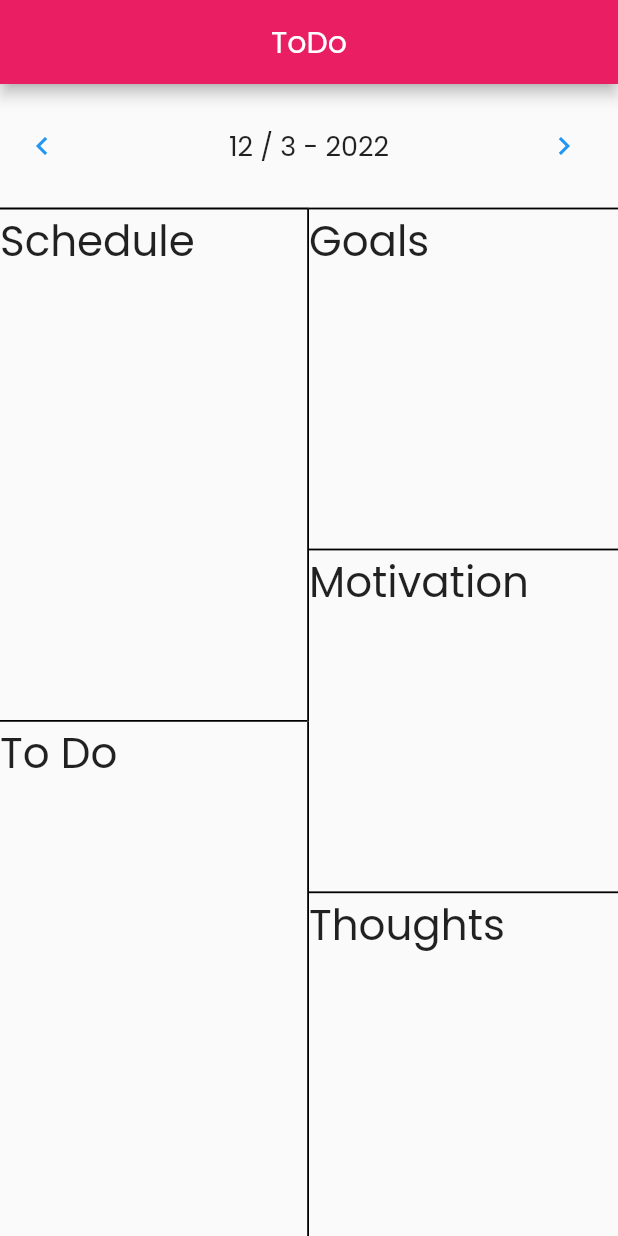
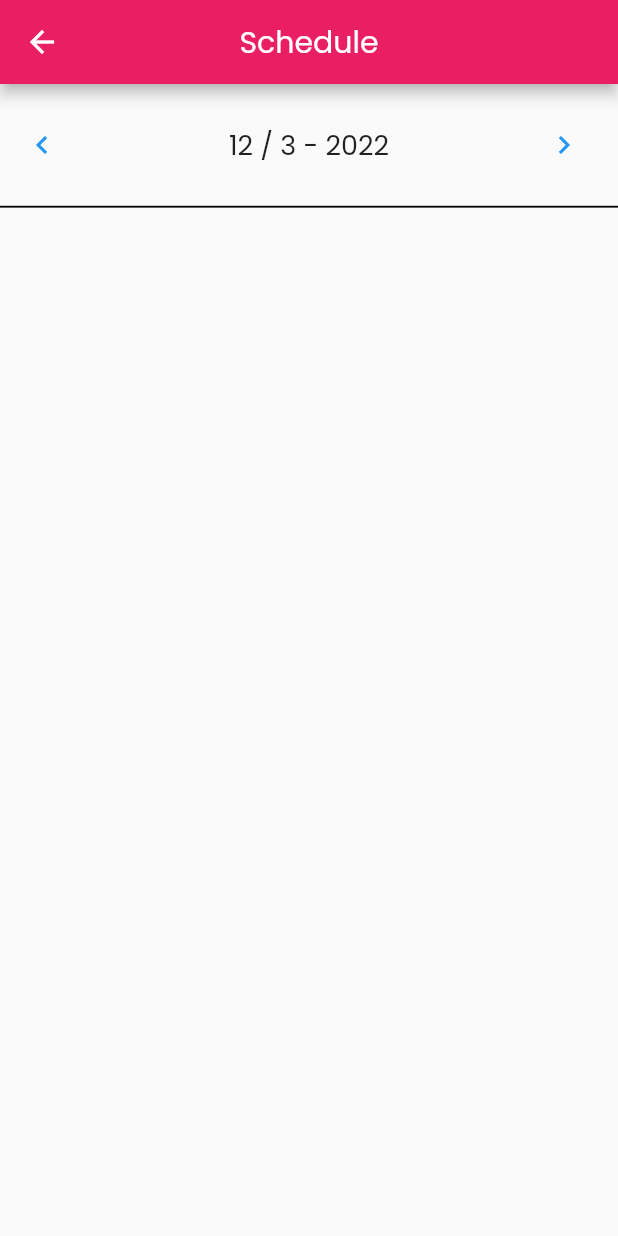
Before and after one commit to williamcr01/DailyPlanner, a Flutter app: the screen it shows after launch, after a tap on "Schedule", on a phone screen of 412 x 824 dp. Run offline on Flutter 3.47's test engine with Material 2 defaults, Android fonts, the phone set to English and light mode, and no system bars.

Commit message:
Schedule button now has functionality

```diff
--- a/lib/UI/canvas.dart
+++ b/lib/UI/canvas.dart
@@ -1,5 +1,7 @@
 import 'package:flutter/material.dart';
 import 'package:todo/UI/date_bar.dart';
+import 'package:todo/UI/schedule.dart';
+import 'package:todo/UI/variables.dart' as etc;
 import 'dart:developer';
 
 class Canvas extends StatefulWidget {
@@ -10,11 +12,10 @@ class Canvas extends StatefulWidget {
 }
 
 class _CanvasState extends State<Canvas> {
-  var appBar = AppBar(
+  static var appBar = AppBar(
     centerTitle: true,
     title: const Text('ToDo'),
   );
-  static const borderWidth = 1.2;
   static const fontSizeTitle = 28.0;
 
   @override
@@ -31,7 +32,7 @@ class _CanvasState extends State<Canvas> {
                 children: [
                   InkWell(
                     child: Container(
-                      child: const Text('Schedule',
+                      child: Text('Schedule',
                           style: TextStyle(fontSize: fontSizeTitle)),
                       // Calculate height and width depending on screen size
                       height: (MediaQuery.of(context).size.height -
@@ -40,20 +41,25 @@ class _CanvasState extends State<Canvas> {
                               MediaQuery.of(context).size.height * 0.1) /
                           2,
                       width: MediaQuery.of(context).size.width / 2,
-                      decoration: const BoxDecoration(
+                      decoration: BoxDecoration(
                         border: Border(
-                            right: BorderSide(width: borderWidth),
-                            bottom: BorderSide(width: borderWidth),
-                            top: BorderSide(width: borderWidth)),
+                          right: BorderSide(width: etc.borderWidth),
+                          bottom: BorderSide(width: etc.borderWidth),
+                        ),
                       ),
                     ),
                     onTap: () {
+                      Navigator.push(
+                        context,
+                        MaterialPageRoute(
+                            builder: (context) => const Schedule()),
+                      );
                       log('Tap Schedule');
                     },
                   ),
                   InkWell(
                     child: Container(
-                      child: const Text('To Do',
+                      child: Text('To Do',
                           style: TextStyle(fontSize: fontSizeTitle)),
                       // Calculate height and width depending on screen size
                       height: (MediaQuery.of(context).size.height -
@@ -62,9 +68,9 @@ class _CanvasState extends State<Canvas> {
                               MediaQuery.of(context).size.height * 0.1) /
                           2,
                       width: MediaQuery.of(context).size.width / 2,
-                      decoration: const BoxDecoration(
+                      decoration: BoxDecoration(
                         border: Border(
-                          right: BorderSide(width: borderWidth),
+                          right: BorderSide(width: etc.borderWidth),
                         ),
                       ),
                     ),
@@ -88,10 +94,10 @@ class _CanvasState extends State<Canvas> {
                               MediaQuery.of(context).size.height * 0.1) /
                           3,
                       width: MediaQuery.of(context).size.width / 2,
-                      decoration: const BoxDecoration(
+                      decoration: BoxDecoration(
                         border: Border(
-                            bottom: BorderSide(width: borderWidth),
-                            top: BorderSide(width: borderWidth)),
+                          bottom: BorderSide(width: etc.borderWidth),
+                        ),
                       ),
                     ),
                     onTap: () {
@@ -109,8 +115,9 @@ class _CanvasState extends State<Canvas> {
                               MediaQuery.of(context).size.height * 0.1) /
                           3,
                       width: MediaQuery.of(context).size.width / 2,
-                      decoration: const BoxDecoration(
-                        border: Border(bottom: BorderSide(width: borderWidth)),
+                      decoration: BoxDecoration(
+                        border:
+                            Border(bottom: BorderSide(width: etc.borderWidth)),
                       ),
                     ),
                     onTap: () {
--- a/lib/UI/date_bar.dart
+++ b/lib/UI/date_bar.dart
@@ -1,4 +1,5 @@
 import 'package:flutter/material.dart';
+import 'package:todo/UI/variables.dart' as etc;
 import 'dart:developer';
 
 class DateBar extends StatefulWidget {
@@ -25,11 +26,20 @@ class _DateBarState extends State<DateBar> {
     log(date.toString());
   }
 
+  void getDate() {
+    log(date.toString());
+  }
+
   @override
   Widget build(BuildContext context) {
     return Container(
       width: MediaQuery.of(context).size.width,
       height: MediaQuery.of(context).size.height * 0.1,
+      decoration: BoxDecoration(
+        border: Border(
+          bottom: BorderSide(width: etc.borderWidth),
+        ),
+      ),
       child: Row(
         mainAxisAlignment: MainAxisAlignment.spaceBetween,
         children: [
--- /dev/null
+++ b/lib/UI/schedule.dart
@@ -0,0 +1,37 @@
+import 'package:flutter/material.dart';
+import 'package:todo/UI/date_bar.dart';
+import 'package:todo/UI/variables.dart' as etc;
+
+class Schedule extends StatefulWidget {
+  const Schedule({Key? key}) : super(key: key);
+
+  @override
+  State<Schedule> createState() => _ScheduleState();
+}
+
+class _ScheduleState extends State<Schedule> {
+  @override
+  Widget build(BuildContext context) {
+    return MaterialApp(
+      theme: ThemeData(
+        fontFamily: etc.font,
+        appBarTheme: AppBarTheme(backgroundColor: etc.colorAppBar),
+      ),
+      home: Scaffold(
+        appBar: AppBar(
+          leading: IconButton(
+            icon: Icon(Icons.arrow_back),
+            onPressed: () => Navigator.of(context).pop(),
+          ),
+          centerTitle: true,
+          title: const Text('Schedule'),
+        ),
+        body: Column(
+          children: [
+            DateBar(),
+          ],
+        ),
+      ),
+    );
+  }
+}
--- /dev/null
+++ b/lib/UI/variables.dart
@@ -0,0 +1,5 @@
+import 'package:flutter/material.dart';
+
+final colorAppBar = Colors.pink;
+final font = 'Poppins';
+final borderWidth = 1.2;
--- a/lib/main.dart
+++ b/lib/main.dart
@@ -1,5 +1,6 @@
 import 'package:flutter/material.dart';
 import 'package:todo/UI/canvas.dart';
+import 'package:todo/UI/variables.dart' as etc;
 
 void main() => runApp(const MaterialApp(home: MyApp()));
 
@@ -10,8 +11,8 @@ class MyApp extends StatelessWidget {
   Widget build(BuildContext context) {
     return MaterialApp(
         theme: ThemeData(
-          fontFamily: 'Poppins',
-          appBarTheme: const AppBarTheme(backgroundColor: Colors.pink),
+          fontFamily: etc.font,
+          appBarTheme: AppBarTheme(backgroundColor: etc.colorAppBar),
         ),
         home: const Canvas());
   }
```
Also changed, not shown: 1 other file.
